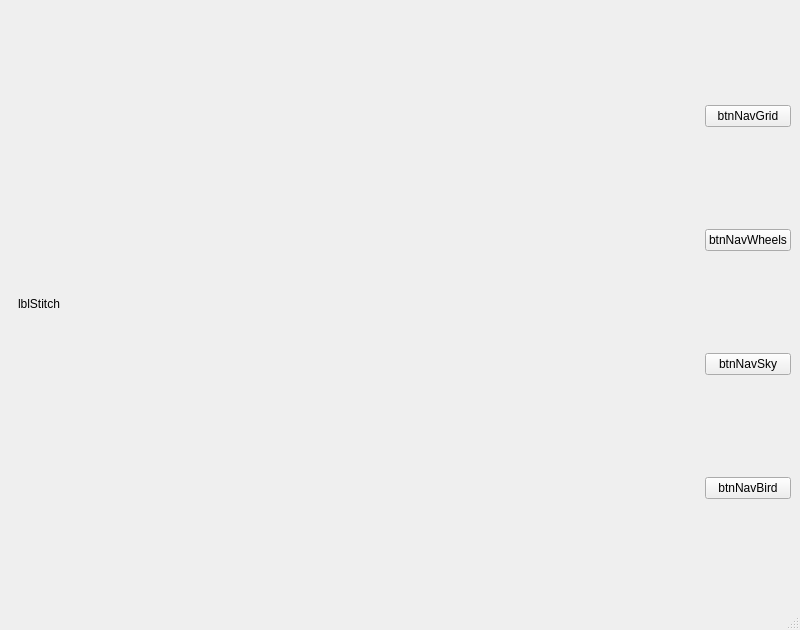
Qt form mainwindow.ui (saravanaspar/old-360) before a commit.
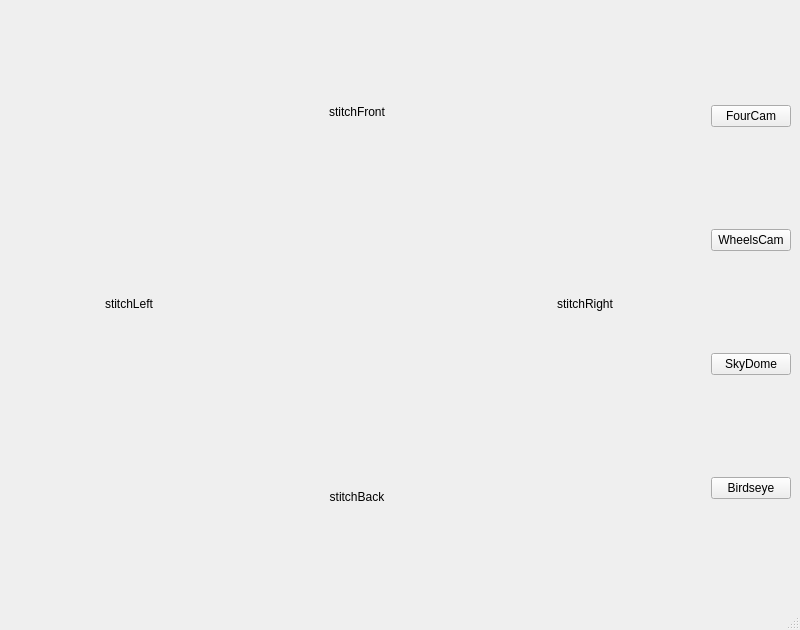
The same form after that commit. The open tabs and pages were chosen to show the change. Custom widgets are drawn as their Qt base class.

```diff
--- a/mainwindow.ui
+++ b/mainwindow.ui
@@ -85,10 +85,43 @@
         </widget>
         <widget class="QWidget" name="pageBirdsEye">
          <layout class="QGridLayout" name="gridLayout_5">
-          <item row="0" column="0">
-           <widget class="QLabel" name="lblStitch">
+          <item row="0" column="1">
+           <widget class="SmartCameraView" name="stitchFront">
             <property name="text">
-             <string>lblStitch</string>
+             <string>stitchFront</string>
+            </property>
+            <property name="alignment">
+             <set>Qt::AlignCenter</set>
+            </property>
+           </widget>
+          </item>
+          <item row="1" column="0">
+           <widget class="SmartCameraView" name="stitchLeft">
+            <property name="text">
+             <string>stitchLeft</string>
+            </property>
+            <property name="alignment">
+             <set>Qt::AlignCenter</set>
+            </property>
+           </widget>
+          </item>
+          <item row="1" column="2">
+           <widget class="SmartCameraView" name="stitchRight">
+            <property name="text">
+             <string>stitchRight</string>
+            </property>
+            <property name="alignment">
+             <set>Qt::AlignCenter</set>
+            </property>
+           </widget>
+          </item>
+          <item row="2" column="1">
+           <widget class="SmartCameraView" name="stitchBack">
+            <property name="text">
+             <string>stitchBack</string>
+            </property>
+            <property name="alignment">
+             <set>Qt::AlignCenter</set>
             </property>
            </widget>
           </item>
@@ -112,28 +145,28 @@
         <item>
          <widget class="QPushButton" name="btnNavGrid">
           <property name="text">
-           <string>btnNavGrid</string>
+           <string>FourCam</string>
           </property>
          </widget>
         </item>
         <item>
          <widget class="QPushButton" name="btnNavWheels">
           <property name="text">
-           <string>btnNavWheels</string>
+           <string>WheelsCam</string>
           </property>
          </widget>
         </item>
         <item>
          <widget class="QPushButton" name="btnNavSky">
           <property name="text">
-           <string>btnNavSky</string>
+           <string>SkyDome</string>
           </property>
          </widget>
         </item>
         <item>
          <widget class="QPushButton" name="btnNavBird">
           <property name="text">
-           <string>btnNavBird</string>
+           <string>Birdseye</string>
           </property>
          </widget>
         </item>
```
Left out of the diff: 60 changed lines with no effect on the pictures.
